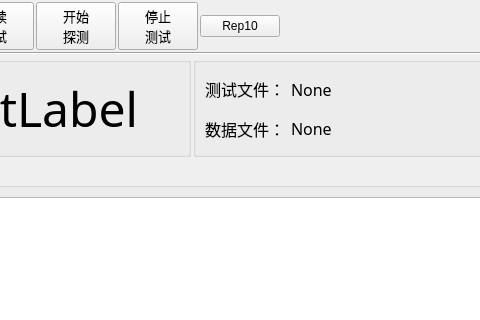
This is MeterMode/clsMeterMode.ui in caicaiking/WKEFactoryView2014 as Qt 5 draws it before an edit; both pictures show x 130 to 610 and y 0 to 320 of the 1280 by 768 pixel window. The edited form follows.
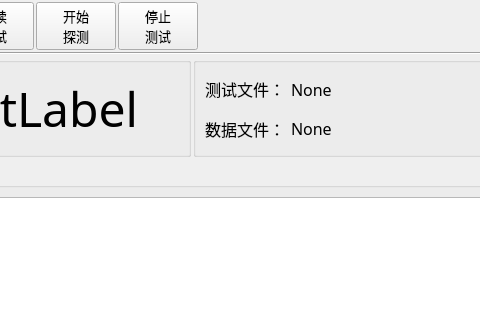
This is the edited form. Icons and pictures are not drawn. Custom widgets are drawn as their Qt base class.

```diff
--- a/MeterMode/clsMeterMode.ui
+++ b/MeterMode/clsMeterMode.ui
@@ -204,13 +204,6 @@
         </property>
        </widget>
       </item>
-      <item>
-       <widget class="QPushButton" name="btnRep10">
-        <property name="text">
-         <string>Rep10</string>
-        </property>
-       </widget>
-      </item>
       <item>
        <spacer name="horizontalSpacer_4">
         <property name="orientation">
```
